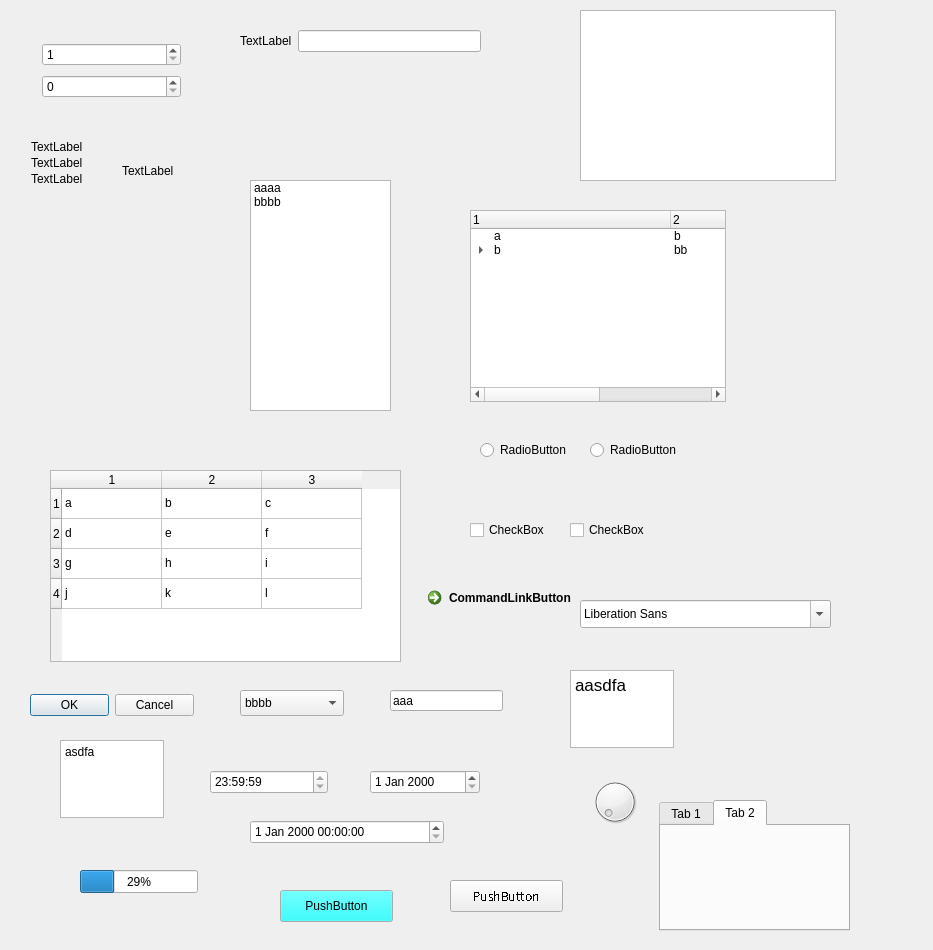
The window that sample/ui/test.ui (stephenlyu/goqtuic) describes before a commit, drawn with Qt 5.
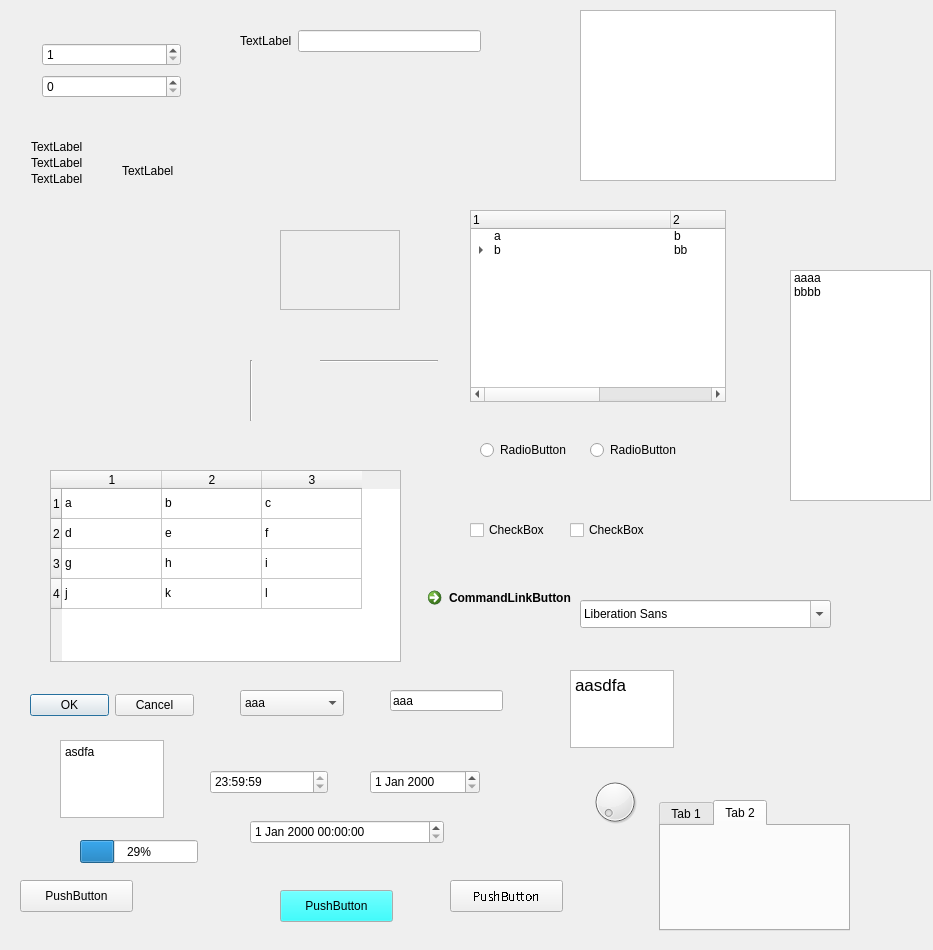
The same window after the commit. Icons and pictures are not drawn.

```diff
--- a/sample/ui/test.ui
+++ b/sample/ui/test.ui
@@ -150,8 +150,8 @@
   <widget class="QListWidget" name="listWidget">
    <property name="geometry">
     <rect>
-     <x>250</x>
-     <y>180</y>
+     <x>790</x>
+     <y>270</y>
      <width>141</width>
      <height>231</height>
     </rect>
@@ -489,7 +489,7 @@
     </rect>
    </property>
    <property name="currentIndex">
-    <number>1</number>
+    <number>0</number>
    </property>
    <item>
     <property name="text">
@@ -619,7 +619,7 @@
    <property name="geometry">
     <rect>
      <x>80</x>
-     <y>870</y>
+     <y>840</y>
      <width>118</width>
      <height>23</height>
     </rect>
@@ -829,6 +829,88 @@
     <string>PushButton</string>
    </property>
   </widget>
+  <widget class="QFrame" name="frame">
+   <property name="geometry">
+    <rect>
+     <x>280</x>
+     <y>230</y>
+     <width>120</width>
+     <height>80</height>
+    </rect>
+   </property>
+   <property name="frameShape">
+    <enum>QFrame::StyledPanel</enum>
+   </property>
+   <property name="frameShadow">
+    <enum>QFrame::Raised</enum>
+   </property>
+  </widget>
+  <widget class="Line" name="line">
+   <property name="geometry">
+    <rect>
+     <x>320</x>
+     <y>360</y>
+     <width>118</width>
+     <height>3</height>
+    </rect>
+   </property>
+   <property name="orientation">
+    <enum>Qt::Horizontal</enum>
+   </property>
+  </widget>
+  <widget class="Line" name="line_2">
+   <property name="geometry">
+    <rect>
+     <x>250</x>
+     <y>360</y>
+     <width>3</width>
+     <height>61</height>
+    </rect>
+   </property>
+   <property name="orientation">
+    <enum>Qt::Vertical</enum>
+   </property>
+  </widget>
+  <widget class="QLabel" name="label_6">
+   <property name="geometry">
+    <rect>
+     <x>290</x>
+     <y>180</y>
+     <width>60</width>
+     <height>31</height>
+    </rect>
+   </property>
+   <property name="text">
+    <string/>
+   </property>
+   <property name="pixmap">
+    <pixmap resource="../main.qrc">:/checked/ui/images/checked.png</pixmap>
+   </property>
+  </widget>
+  <widget class="QPushButton" name="pushButton_3">
+   <property name="geometry">
+    <rect>
+     <x>20</x>
+     <y>880</y>
+     <width>113</width>
+     <height>32</height>
+    </rect>
+   </property>
+   <property name="text">
+    <string>PushButton</string>
+   </property>
+   <property name="icon">
+    <iconset resource="../main.qrc">
+     <normaloff>:/unchecked/ui/images/unchecked.png</normaloff>
+     <normalon>:/checked/ui/images/checked.png</normalon>
+     <disabledoff>:/unchecked/ui/images/unchecked.png</disabledoff>
+     <disabledon>:/checked/ui/images/checked.png</disabledon>
+     <activeoff>:/unchecked/ui/images/unchecked.png</activeoff>
+     <activeon>:/checked/ui/images/checked.png</activeon>
+     <selectedoff>:/unchecked/ui/images/unchecked.png</selectedoff>
+     <selectedon>:/checked/ui/images/checked.png</selectedon>:/unchecked/ui/images/unchecked.png</iconset>
+   </property>
+  </widget>
  </widget>
  <resources/>
  <connections/>
```
Left out of the diff: 16 changed lines with no effect on the pictures.
